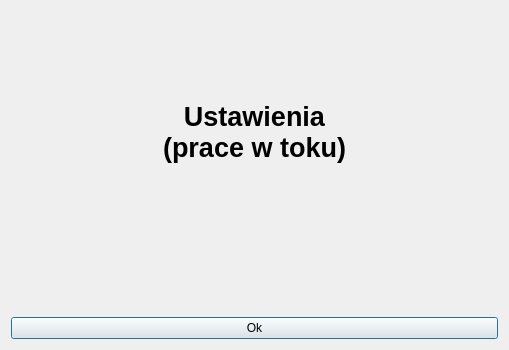
Qt form ui/settings.ui (sealcode/gpandoc) before a commit.
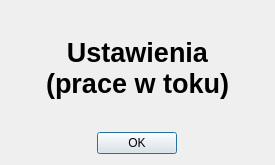
The same form after that commit.

Commit message: Add help, about gPandoc and settings dialogs

What changed in the file:
```diff
--- a/ui/settings.ui
+++ b/ui/settings.ui
@@ -6,25 +6,25 @@
    <rect>
     <x>0</x>
     <y>0</y>
-    <width>509</width>
-    <height>350</height>
+    <width>275</width>
+    <height>165</height>
    </rect>
   </property>
   <property name="windowTitle">
    <string>Dialog</string>
   </property>
-  <layout class="QVBoxLayout" name="verticalLayout">
-   <item>
+  <layout class="QGridLayout" name="gridLayout">
+   <item row="0" column="0">
     <widget class="QLabel" name="label">
      <property name="text">
-      <string>&lt;html&gt;&lt;head/&gt;&lt;body&gt;&lt;p align=&quot;center&quot;&gt;&lt;span style=&quot; font-size:20pt; font-weight:600;&quot;&gt;Ustawienia&lt;br/&gt;(prace w toku)&lt;/span&gt;&lt;/p&gt;&lt;p align=&quot;center&quot;&gt;&lt;span style=&quot; font-size:20pt; font-weight:600;&quot;&gt;&lt;br/&gt;&lt;/span&gt;&lt;/p&gt;&lt;/body&gt;&lt;/html&gt;</string>
+      <string>&lt;html&gt;&lt;head/&gt;&lt;body&gt;&lt;p align=&quot;center&quot;&gt;&lt;span style=&quot; font-size:20pt; font-weight:600;&quot;&gt;Ustawienia&lt;br/&gt;(prace w toku)&lt;/span&gt;&lt;/p&gt;&lt;/body&gt;&lt;/html&gt;</string>
      </property>
     </widget>
    </item>
-   <item>
-    <widget class="QPushButton" name="pushButton">
-     <property name="text">
-      <string>Ok</string>
+   <item row="1" column="0" alignment="Qt::AlignHCenter">
+    <widget class="QDialogButtonBox" name="buttonBox">
+     <property name="standardButtons">
+      <set>QDialogButtonBox::Ok</set>
      </property>
     </widget>
    </item>
```
The commit also changes 5 other files.
